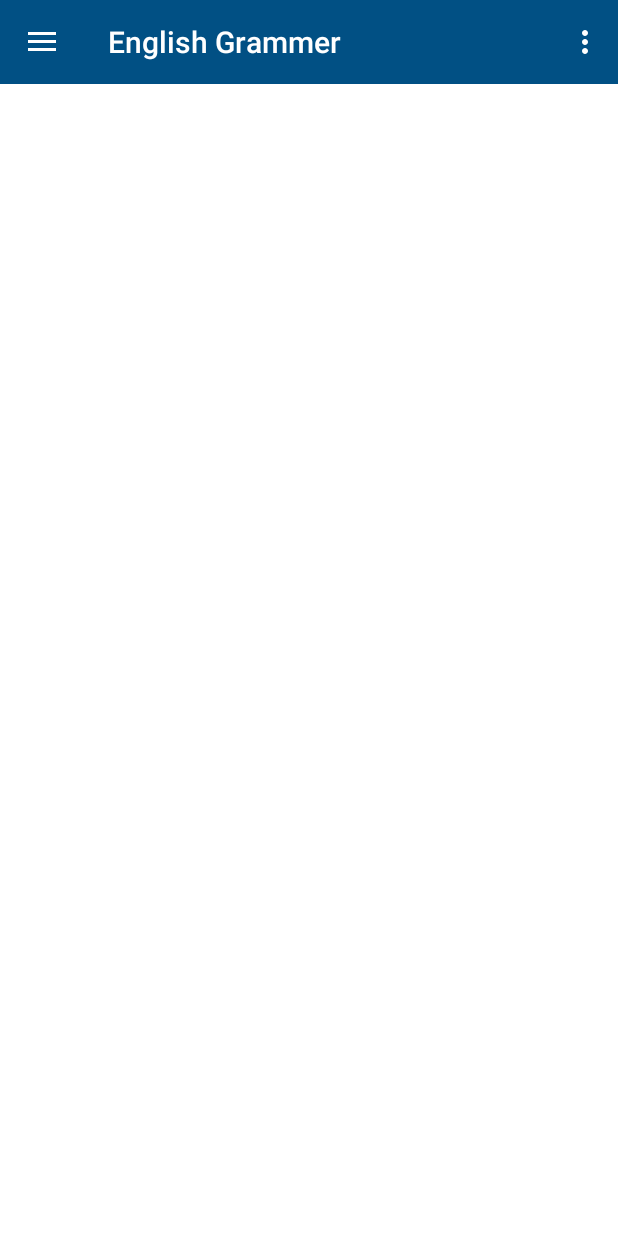
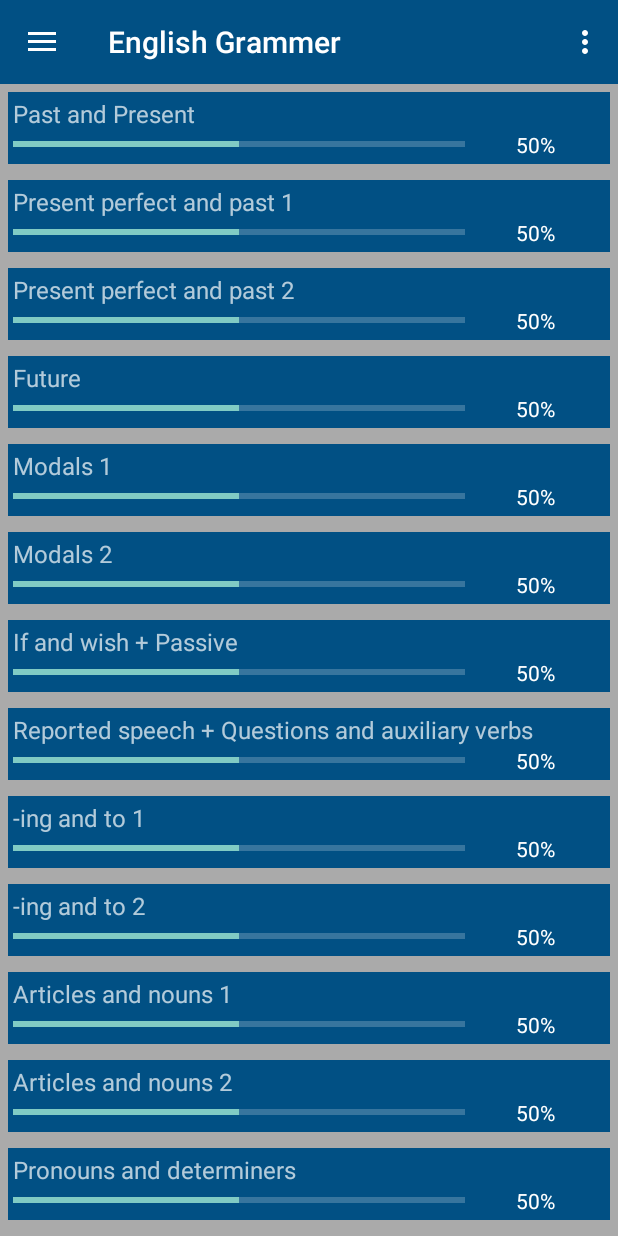
Before and after one commit to havanhuy1997/EnglishGrammer, an Android app: the screen it shows after launch (DrawerActivity), in the side drawer, after a tap on "Progress", on a phone screen of 412 x 824 dp. Run offline under Robolectric (Android 15) with nearby library versions, the phone set to English and light mode, and no system bars; our stand-ins replace ButterKnife; libraries missing offline, so code that uses them is left out: com.squareup.leakcanary; 2 statements that could not run were skipped.

Commit message:
addTopicProgress

```diff
--- a/app/src/main/java/com/example/huyva/englishgrammer/activities/drawerActivity/DrawerPresenter.java
+++ b/app/src/main/java/com/example/huyva/englishgrammer/activities/drawerActivity/DrawerPresenter.java
@@ -7,6 +7,7 @@ import android.app.Fragment;
 
 import com.example.huyva.englishgrammer.R;
 import com.example.huyva.englishgrammer.fragments.FavoriteFragment;
+import com.example.huyva.englishgrammer.fragments.ProgressFragment;
 import com.example.huyva.englishgrammer.fragments.TopicFragment;
 import com.example.huyva.englishgrammer.models.database.Database;
 
@@ -38,6 +39,9 @@ public class DrawerPresenter {
                 fragment = favoriteFragment;
                 break;
             case 2:
+                ProgressFragment progressFragment = new ProgressFragment();
+                progressFragment.setmContext(mContext);
+                fragment = progressFragment;
                 break;
             default:
                 break;
--- a/app/src/main/java/com/example/huyva/englishgrammer/activities/unitActivity/UnitPresenter.java
+++ b/app/src/main/java/com/example/huyva/englishgrammer/activities/unitActivity/UnitPresenter.java
@@ -53,7 +53,9 @@ public class UnitPresenter {
             String urlGrammer = cursor.getString(DatabaseColume.urlGrammerColumn);
             String urlExercise = cursor.getString(DatabaseColume.urlExerciseColumn);
             Boolean isFavorite = cursor.getInt(DatabaseColume.favoriteUnitColumn) > 0;
-            unitList.add(new Unit(unitName,urlGrammer,urlExercise, isFavorite));
+            int score = cursor.getInt(DatabaseColume.scoreColumn);
+            int maxScore = cursor.getInt(DatabaseColume.maxScoreColumn);
+            unitList.add(new Unit(unitName,urlGrammer,urlExercise, isFavorite,score, maxScore));
         }
         return unitList;
     }
--- /dev/null
+++ b/app/src/main/java/com/example/huyva/englishgrammer/adapters/TopicProgressAdapter.java
@@ -0,0 +1,110 @@
+package com.example.huyva.englishgrammer.adapters;
+
+import android.content.Context;
+import android.support.v7.widget.RecyclerView;
+import android.view.LayoutInflater;
+import android.view.View;
+import android.view.ViewGroup;
+import android.widget.ProgressBar;
+import android.widget.TextView;
+
+import com.example.huyva.englishgrammer.R;
+import com.example.huyva.englishgrammer.activities.unitActivity.UnitPresenter;
+import com.example.huyva.englishgrammer.objects.Topic;
+import com.example.huyva.englishgrammer.objects.Unit;
+
+import java.util.ArrayList;
+import java.util.List;
+
+import butterknife.BindView;
+import butterknife.ButterKnife;
+
+/**
+ * Created by huyva on 2/9/2018.
+ */
+
+public class TopicProgressAdapter extends RecyclerView.Adapter<TopicProgressAdapter.TopicProgressHolder> {
+    private final String TAG = "TopicProgressAdapter";
+
+    private UnitPresenter unitPresenter;
+    private Context mContext;
+    List<Topic> topicList;
+    private TopicProgressAdapter.OnItemClickListener listener;
+
+    public TopicProgressAdapter.OnItemClickListener getListener() {
+        return listener;
+    }
+
+    public void setListener(TopicProgressAdapter.OnItemClickListener listener) {
+        this.listener = listener;
+    }
+
+    public TopicProgressAdapter(List<Topic> topicList, TopicProgressAdapter.OnItemClickListener listener, Context context){
+        this.mContext = context;
+        this.topicList = topicList;
+        this.listener = listener;
+        unitPresenter = new UnitPresenter(context);
+    }
+
+    @Override
+    public TopicProgressAdapter.TopicProgressHolder onCreateViewHolder(ViewGroup parent, int viewType) {
+        View v = LayoutInflater.from(parent.getContext()).inflate(R.layout.item_topic_progress,parent,false);
+        return new TopicProgressAdapter.TopicProgressHolder(v);
+    }
+
+    @Override
+    public void onBindViewHolder(TopicProgressAdapter.TopicProgressHolder holder, int position) {
+        holder.bind(position,listener);
+    }
+
+    @Override
+    public int getItemCount() {
+        return topicList.size();
+    }
+
+    class TopicProgressHolder extends RecyclerView.ViewHolder{
+        @BindView(R.id.txtTopicProgress)
+        TextView txtTopicProgress;
+        @BindView(R.id.txtPercentTopic)
+        TextView txtPercentTopic;
+        @BindView(R.id.pbTopic)
+        ProgressBar pbTopic;
+
+        public TopicProgressHolder(View itemView) {
+            super(itemView);
+            ButterKnife.bind(this,itemView);
+        }
+
+        void bind(int position, final TopicProgressAdapter.OnItemClickListener listener){
+            final Topic topic = topicList.get(position);
+            txtTopicProgress.setText(topic.getNameTopic());
+
+            List<Unit> unitList = new ArrayList<>();
+            unitList = unitPresenter.getUnit(topic.getNameTopic());
+            int maxScore = 0;
+            int score = 0;
+            int percent = 0;
+            for (Unit u : unitList){
+                score += u.getScore();
+                maxScore += u.getMaxScore();
+            }
+            if (maxScore != 0){
+                percent = (score / maxScore) * 100;
+            }
+
+            txtPercentTopic.setText(50+"%");
+            pbTopic.setProgress(50);
+
+            pbTopic.setOnClickListener(new View.OnClickListener() {
+                @Override
+                public void onClick(View v) {
+                    listener.onTopicClick(topic);
+                }
+            });
+        }
+    }
+
+    public interface OnItemClickListener{
+        void onTopicClick(Topic topic);
+    }
+}
--- /dev/null
+++ b/app/src/main/java/com/example/huyva/englishgrammer/fragments/ProgressFragment.java
@@ -0,0 +1,78 @@
+package com.example.huyva.englishgrammer.fragments;
+
+import android.app.Fragment;
+import android.content.Context;
+import android.os.Bundle;
+import android.support.v7.widget.LinearLayoutManager;
+import android.support.v7.widget.RecyclerView;
+import android.view.LayoutInflater;
+import android.view.View;
+import android.view.ViewGroup;
+
+import com.example.huyva.englishgrammer.R;
+import com.example.huyva.englishgrammer.adapters.TopicProgressAdapter;
+import com.example.huyva.englishgrammer.objects.Topic;
+
+import java.util.ArrayList;
+import java.util.List;
+
+import butterknife.BindView;
+import butterknife.ButterKnife;
+
+/**
+ * Created by huyva on 2/9/2018.
+ */
+
+public class ProgressFragment extends Fragment {
+    private final String TAG = "ProgressFragment";
+
+    @BindView(R.id.rvProgressTopic)
+    RecyclerView rvProgressTopic;
+    List<Topic> topicList;
+    TopicProgressAdapter topicProgressAdapter;
+    TopicProgressAdapter.OnItemClickListener listener;
+    private Context mContext;
+
+    public Context getmContext() {
+        return mContext;
+    }
+
+    public void setmContext(Context mContext) {
+        this.mContext = mContext;
+    }
+
+    @Override
+    public View onCreateView(LayoutInflater inflater, ViewGroup container,
+                             Bundle savedInstanceState) {
+        // Inflate the layout for this fragment
+        View view = inflater.inflate(R.layout.fragment_progress, container, false);
+        ButterKnife.bind(this,view);
+        return view;
+    }
+
+    @Override
+    public void onStart() {
+        super.onStart();
+
+        topicList = new ArrayList<>();
+        String[] topicName = getResources().getStringArray(R.array.topic_name);
+        for (String s : topicName){
+            topicList.add(new Topic(s));
+        }
+        listener = new TopicProgressAdapter.OnItemClickListener() {
+            @Override
+            public void onTopicClick(Topic topic) {
+
+            }
+        };
+        topicProgressAdapter = new TopicProgressAdapter(topicList, listener, mContext);
+        rvProgressTopic.setLayoutManager(new LinearLayoutManager(mContext));
+        rvProgressTopic.setAdapter(topicProgressAdapter);
+    }
+
+    @Override
+    public void onDestroy() {
+        super.onDestroy();
+        mContext = null;
+    }
+}
--- a/app/src/main/java/com/example/huyva/englishgrammer/objects/Unit.java
+++ b/app/src/main/java/com/example/huyva/englishgrammer/objects/Unit.java
@@ -11,12 +11,41 @@ public class Unit implements Serializable{
     private String urlGrammer;
     private String urlExercise;
     private boolean isFavorite;
+    private int score;
+    private int maxScore;
 
     public Unit(String nameUnit, String urlGrammer, String urlExercise, boolean isFavorite){
         this.nameUnit = nameUnit;
         this.urlGrammer = urlGrammer;
         this.urlExercise = urlExercise;
         this.isFavorite = isFavorite;
+        this.score = 0;
+        this.maxScore = 0;
+    }
+
+    public Unit(String nameUnit, String urlGrammer, String urlExercise, boolean isFavorite, int score, int maxScore) {
+        this.nameUnit = nameUnit;
+        this.urlGrammer = urlGrammer;
+        this.urlExercise = urlExercise;
+        this.isFavorite = isFavorite;
+        this.score = score;
+        this.maxScore = maxScore;
+    }
+
+    public int getScore() {
+        return score;
+    }
+
+    public void setScore(int score) {
+        this.score = score;
+    }
+
+    public int getMaxScore() {
+        return maxScore;
+    }
+
+    public void setMaxScore(int maxScore) {
+        this.maxScore = maxScore;
     }
 
     public String getNameUnit() {
--- /dev/null
+++ b/app/src/main/res/layout/fragment_progress.xml
@@ -0,0 +1,11 @@
+<?xml version="1.0" encoding="utf-8"?>
+<LinearLayout xmlns:android="http://schemas.android.com/apk/res/android"
+    android:layout_width="match_parent"
+    android:layout_height="match_parent"
+    android:background="@android:color/darker_gray">
+
+    <android.support.v7.widget.RecyclerView
+        android:id="@+id/rvProgressTopic"
+        android:layout_width="match_parent"
+        android:layout_height="match_parent" />
+</LinearLayout>
--- a/app/src/main/res/layout/item_topic.xml
+++ b/app/src/main/res/layout/item_topic.xml
@@ -16,7 +16,7 @@
             android:gravity="left|center"
             android:text="Past and present"
             android:textColor="@android:color/background_light"
-            android:textSize="16sp"
+            android:textSize="@dimen/topic_name_size"
             android:paddingLeft="4dp"/>
 
         <Button
--- /dev/null
+++ b/app/src/main/res/layout/item_topic_progress.xml
@@ -0,0 +1,40 @@
+<?xml version="1.0" encoding="utf-8"?>
+<LinearLayout xmlns:android="http://schemas.android.com/apk/res/android"
+    android:layout_width="match_parent"
+    android:layout_height="wrap_content"
+    android:layout_margin="8px"
+    android:background="#015084"
+    android:orientation="vertical"
+    android:padding="5px">
+
+    <TextView
+        android:id="@+id/txtTopicProgress"
+        android:layout_width="match_parent"
+        android:layout_height="wrap_content"
+        android:text="Past and Present"
+        android:textSize="@dimen/topic_name_size"/>
+
+    <LinearLayout
+        android:layout_width="match_parent"
+        android:layout_height="match_parent"
+        android:orientation="horizontal">
+
+        <ProgressBar
+            android:id="@+id/pbTopic"
+            style="?android:attr/progressBarStyleHorizontal"
+            android:layout_width="234dp"
+            android:layout_height="match_parent"
+            android:layout_weight="1"
+            android:max="100"
+            android:min="0" />
+
+        <TextView
+            android:id="@+id/txtPercentTopic"
+            android:layout_width="wrap_content"
+            android:layout_height="wrap_content"
+            android:layout_weight="1"
+            android:gravity="center"
+            android:text="50%"
+            android:textColor="@android:color/background_light" />
+    </LinearLayout>
+</LinearLayout>
--- a/app/src/main/res/values/dimens.xml
+++ b/app/src/main/res/values/dimens.xml
@@ -6,4 +6,5 @@
     <dimen name="nav_header_height">176dp</dimen>
     <dimen name="fab_margin">16dp</dimen>
     <dimen name="appbar_padding_top">8dp</dimen>
+    <dimen name="topic_name_size">16sp</dimen>
 </resources>
```
Also changed, not shown: 1 other file.
